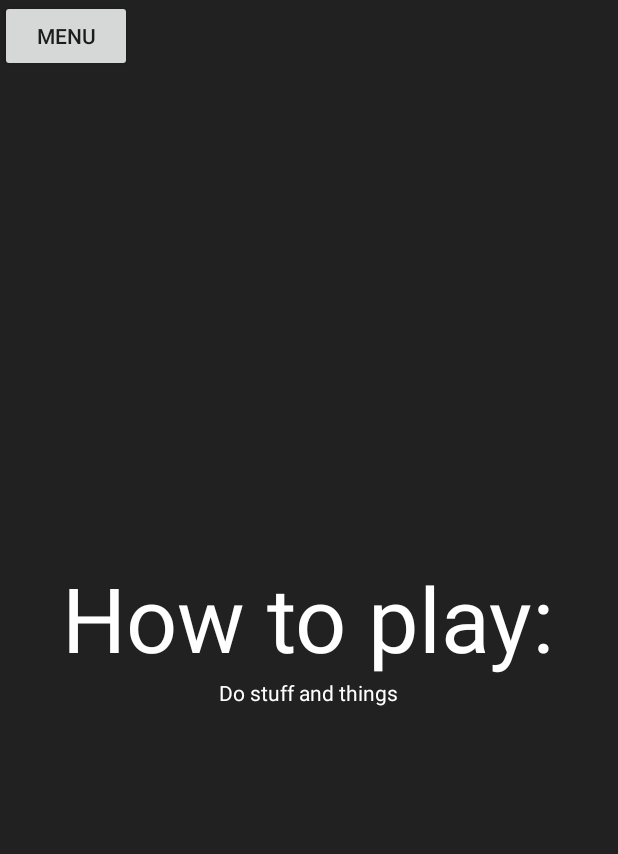
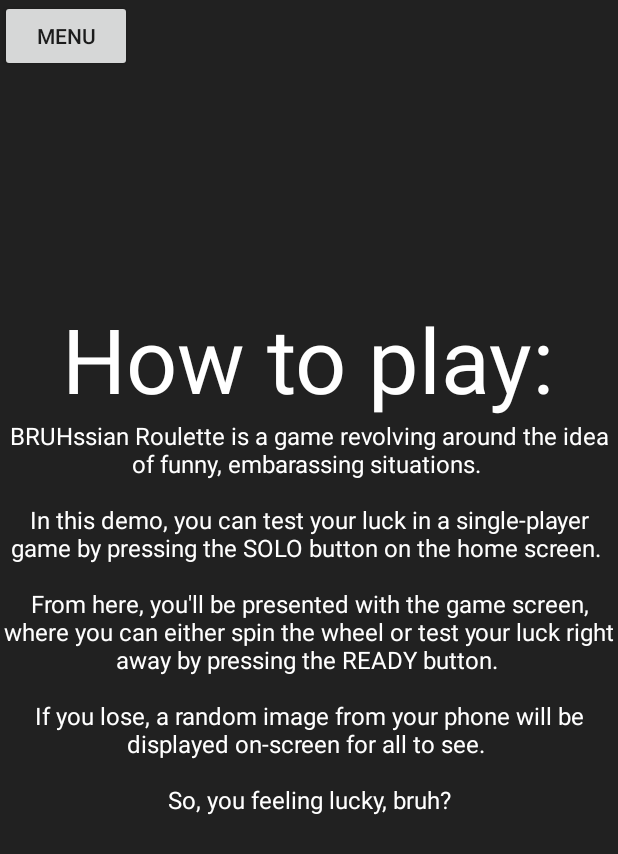
Before and after one commit to stealmyhousekey/bruhssianroulette, an Android app: the SettingsActivity screen opened directly, with no data from a screen before it, on a phone screen of 412 x 824 dp. Shown: the top 854 px of the screen. Run offline under Robolectric (Android 15) with nearby library versions, the phone set to English and light mode, and no system bars.

Commit message:
UI improvements
-info screen no longer placeholder text
-fonts and colors changed

```diff
--- a/BRUH/src/main/java/com/stelmo/brtest/MainActivity.kt
+++ b/BRUH/src/main/java/com/stelmo/brtest/MainActivity.kt
@@ -98,7 +98,7 @@ class MainActivity : Activity() {
         fire_button.setOnClickListener {
             wheelView.stopWheel()
             if (wheelView.selectedPosition == loss){
-                Toast.makeText(applicationContext, "YOU LOSE!", Toast.LENGTH_SHORT).show()//display text on loss
+                //Toast.makeText(applicationContext, "YOU LOSE!", Toast.LENGTH_SHORT).show()//display text on loss
                 lossCounter++
                 var intent = intent
                 intent.putExtra("wc", winCounter)
--- a/BRUH/src/main/java/com/stelmo/brtest/SettingsActivity.kt
+++ b/BRUH/src/main/java/com/stelmo/brtest/SettingsActivity.kt
@@ -4,6 +4,7 @@ import android.content.Intent
 import android.support.v7.app.AppCompatActivity
 import android.os.Bundle
 import android.widget.Button
+import android.widget.TextView
 
 class SettingsActivity : AppCompatActivity() {
 
@@ -12,6 +13,14 @@ class SettingsActivity : AppCompatActivity() {
         setContentView(R.layout.activity_settings)
 
         val menuButton = findViewById(R.id.s_menu_button) as Button
+        val infoString = "BRUHssian Roulette is a game revolving around the idea of funny, embarassing situations. \n \n" +
+                "In this demo, you can test your luck in a single-player game by pressing the SOLO button on the home screen. \n \n" +
+                "From here, you'll be presented with the game screen, where you can either spin the wheel or test your luck right away by pressing the READY button. \n \n" +
+                "If you lose, a random image from your phone will be displayed on-screen for all to see. \n \n" +
+                "So, you feeling lucky, bruh?"
+
+        var infoView = findViewById(R.id.infoText) as TextView
+        infoView.setText(infoString)
 
         menuButton.setOnClickListener{
             val intent = Intent(baseContext, HomeActivity::class.java)
--- a/BRUH/src/main/res/layout/activity_home.xml
+++ b/BRUH/src/main/res/layout/activity_home.xml
@@ -33,6 +33,7 @@
         android:layout_height="wrap_content"
         android:layout_above="@id/play_button"
         android:layout_centerHorizontal="true"
+        android:fontFamily="sans-serif-smallcaps"
         android:gravity="center_horizontal"
         android:text="BRUHssian Roulette"
         android:textColor="#FFFFFF"
--- a/BRUH/src/main/res/layout/activity_settings.xml
+++ b/BRUH/src/main/res/layout/activity_settings.xml
@@ -15,6 +15,7 @@
         android:id="@+id/settingsText"
         android:layout_width="wrap_content"
         android:layout_height="wrap_content"
+        android:layout_above="@id/infoText"
         android:layout_centerInParent="true"
         android:gravity="center_horizontal"
         android:text="How to play:"
@@ -22,14 +23,14 @@
         android:textSize="60sp" />
 
     <TextView
-        android:id="@+id/textView"
+        android:id="@+id/infoText"
         android:layout_width="wrap_content"
         android:layout_height="wrap_content"
-        android:layout_below="@id/settingsText"
-        android:layout_alignParentBottom="true"
-        android:layout_centerHorizontal="true"
-        android:text="Do stuff and things"
-        android:textColor="#FFFFFF" />
+        android:layout_centerInParent="true"
+        android:gravity="center"
+        android:text="PLACEHOLDER"
+        android:textColor="#FFFFFF"
+        android:textSize="16sp" />
 
 
 </RelativeLayout>
```
Also changed, not shown: BRUH/src/main/res/layout/activity_popup.xml (+11 -0 lines).
